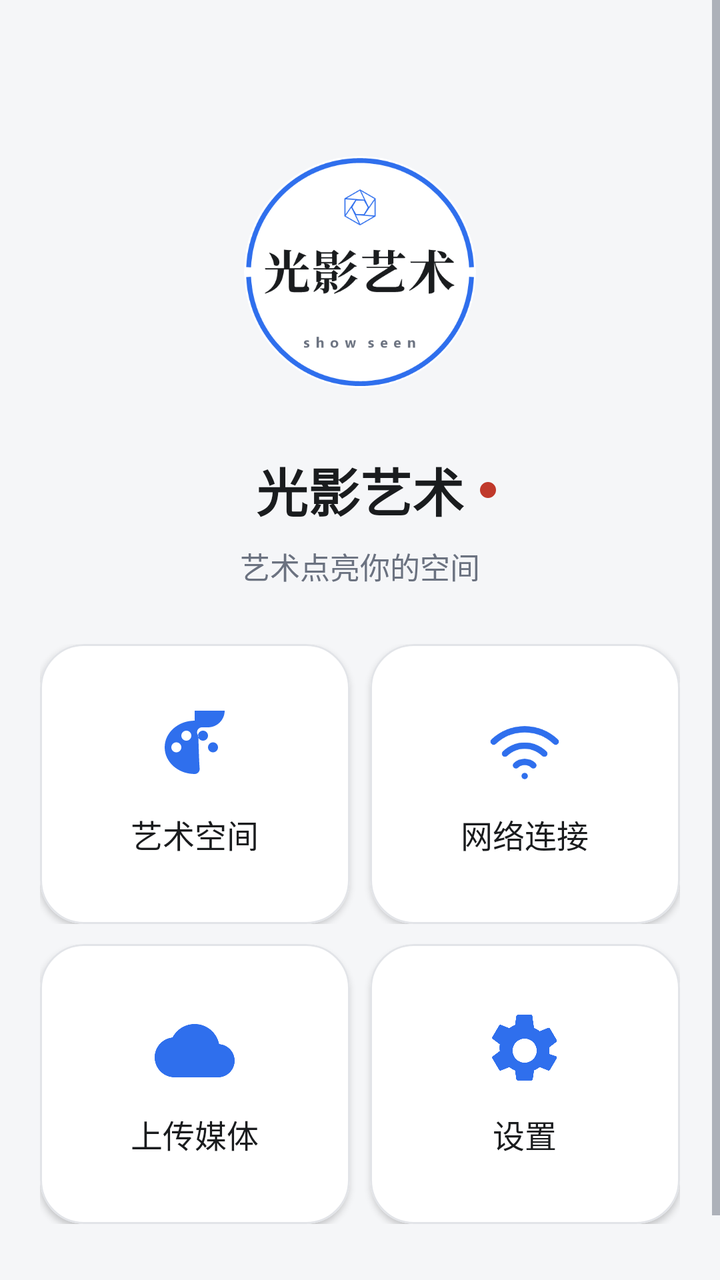
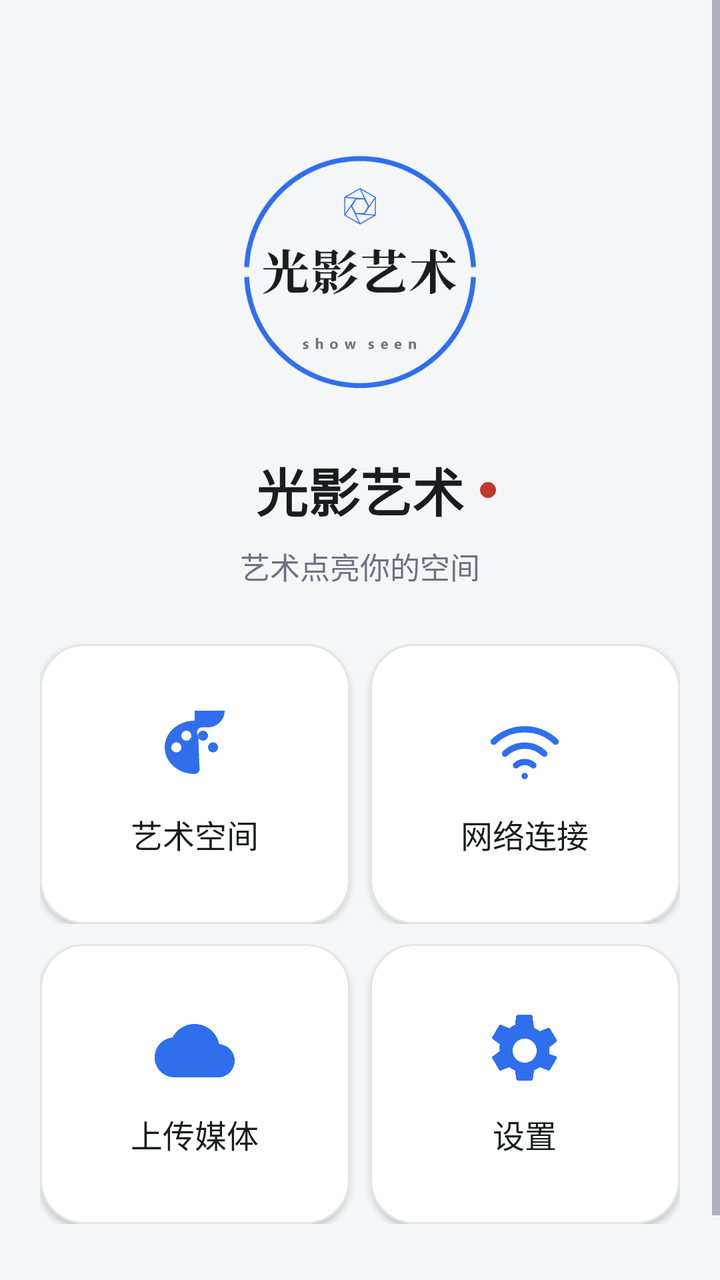

Screens rendered from an Android XML layout before and after an edit, with the pre-edit source and the edit as a unified diff.
<!-- AndroidManifest.xml: application theme Theme.LightShadowArtPhone -->
<!-- res/layout/view_dashboard.xml -->
<?xml version="1.0" encoding="utf-8"?>
<LinearLayout xmlns:android="http://schemas.android.com/apk/res/android"
    xmlns:app="http://schemas.android.com/apk/res-auto"
    android:layout_width="match_parent"
    android:layout_height="match_parent"
    android:background="@color/app_bg"
    android:orientation="vertical">

    <ScrollView
        android:layout_width="match_parent"
        android:layout_height="0dp"
        android:layout_weight="1"
        android:clipToPadding="false"
        android:fillViewport="true">

        <LinearLayout
            android:layout_width="match_parent"
            android:layout_height="wrap_content"
            android:orientation="vertical"
            android:paddingStart="@dimen/page_horizontal_padding"
            android:paddingTop="@dimen/page_vertical_padding"
            android:paddingEnd="@dimen/page_horizontal_padding"
            android:paddingBottom="@dimen/page_vertical_padding">

            
            <LinearLayout
                android:layout_width="match_parent"
                android:layout_height="wrap_content"
                android:gravity="center_horizontal"
                android:orientation="vertical">

                <ImageView
                    android:id="@+id/iv_dashboard_logo"
                    android:layout_width="@dimen/dashboard_logo_size"
                    android:layout_height="@dimen/dashboard_logo_size"
                    android:layout_marginTop="@dimen/dashboard_brand_top_offset"
                    android:background="@drawable/bg_brand_logo_circle"
                    android:padding="@dimen/brand_logo_inset"
                    android:clipToOutline="true"
                    android:contentDescription="@null"
                    android:scaleType="fitCenter"
                    android:src="@drawable/ic_brand_logo" />

                <RelativeLayout
                    android:layout_width="match_parent"
                    android:layout_height="wrap_content"
                    android:layout_marginTop="@dimen/dashboard_brand_gap">

                    <TextView
                        android:id="@+id/tv_dashboard_brand"
                        style="@style/Text.Title"
                        android:layout_width="wrap_content"
                        android:layout_height="wrap_content"
                        android:layout_centerHorizontal="true"
                        android:text="@string/app_name"
                        android:textSize="@dimen/text_dashboard_brand" />

                    <View
                        android:id="@+id/view_dashboard_dot"
                        android:layout_width="@dimen/dashboard_dot_size"
                        android:layout_height="@dimen/dashboard_dot_size"
                        android:layout_centerVertical="true"
                        android:layout_marginStart="@dimen/dashboard_dot_gap"
                        android:layout_toEndOf="@id/tv_dashboard_brand"
                        android:background="@drawable/dot_session" />
                </RelativeLayout>

                <TextView
                    android:id="@+id/tv_dashboard_subtitle"
                    style="@style/Text.Body"
                    android:layout_width="wrap_content"
                    android:layout_height="wrap_content"
                    android:layout_marginTop="@dimen/dashboard_subtitle_gap"
                    android:text="@string/welcome_subtitle"
                    android:textColor="@color/text_secondary" />
            </LinearLayout>

            
            <Space
                android:layout_width="match_parent"
                android:layout_height="0dp"
                android:layout_weight="1" />

            
            <LinearLayout
                android:layout_width="match_parent"
                android:layout_height="wrap_content"
                android:layout_marginTop="@dimen/dashboard_card_group_min_gap"
                android:baselineAligned="false"
                android:orientation="horizontal">

                <com.google.android.material.card.MaterialCardView
                    android:id="@+id/card_gallery"
                    style="@style/SurfaceCard.Clickable"
                    android:layout_width="0dp"
                    android:layout_height="@dimen/dashboard_card_height"
                    android:layout_weight="1">

                    <LinearLayout
                        android:layout_width="match_parent"
                        android:layout_height="match_parent"
                        android:gravity="center"
                        android:orientation="vertical"
                        android:padding="@dimen/card_padding">

                        <ImageView
                            android:layout_width="@dimen/icon_badge_box"
                            android:layout_height="@dimen/icon_badge_box"
                            android:contentDescription="@null"
                            android:src="@drawable/ic_palette"
                            app:tint="@color/primary_blue" />

                        <TextView
                            style="@style/Text.RowTitle"
                            android:layout_width="match_parent"
                            android:layout_height="wrap_content"
                            android:layout_marginTop="@dimen/item_gap"
                            android:gravity="center"
                            android:maxLines="2"
                            android:text="@string/space_title" />
                    </LinearLayout>
                </com.google.android.material.card.MaterialCardView>

                <com.google.android.material.card.MaterialCardView
                    android:id="@+id/card_network"
                    style="@style/SurfaceCard.Clickable"
                    android:layout_width="0dp"
                    android:layout_height="@dimen/dashboard_card_height"
                    android:layout_marginStart="@dimen/item_gap"
                    android:layout_weight="1">

                    <LinearLayout
                        android:layout_width="match_parent"
                        android:layout_height="match_parent"
                        android:gravity="center"
                        android:orientation="vertical"
                        android:padding="@dimen/card_padding">

                        <ImageView
                            android:layout_width="@dimen/icon_badge_box"
                            android:layout_height="@dimen/icon_badge_box"
                            android:contentDescription="@null"
                            android:src="@drawable/ic_network"
                            app:tint="@color/primary_blue" />

                        <TextView
                            style="@style/Text.RowTitle"
                            android:layout_width="match_parent"
                            android:layout_height="wrap_content"
                            android:layout_marginTop="@dimen/item_gap"
                            android:gravity="center"
                            android:maxLines="2"
                            android:text="@string/network_title" />
                    </LinearLayout>
                </com.google.android.material.card.MaterialCardView>
            </LinearLayout>

            
            <LinearLayout
                android:layout_width="match_parent"
                android:layout_height="wrap_content"
                android:layout_marginTop="@dimen/item_gap"
                android:layout_marginBottom="@dimen/dashboard_card_group_bottom_gap"
                android:baselineAligned="false"
                android:orientation="horizontal">

                <com.google.android.material.card.MaterialCardView
                    android:id="@+id/card_upload"
                    style="@style/SurfaceCard.Clickable"
                    android:layout_width="0dp"
                    android:layout_height="@dimen/dashboard_card_height"
                    android:layout_weight="1">

                    <LinearLayout
                        android:layout_width="match_parent"
                        android:layout_height="match_parent"
                        android:gravity="center"
                        android:orientation="vertical"
                        android:padding="@dimen/card_padding">

                        <ImageView
                            android:layout_width="@dimen/icon_badge_box"
                            android:layout_height="@dimen/icon_badge_box"
                            android:contentDescription="@null"
                            android:src="@drawable/ic_upload_cloud"
                            app:tint="@color/primary_blue" />

                        <TextView
                            style="@style/Text.RowTitle"
                            android:layout_width="match_parent"
                            android:layout_height="wrap_content"
                            android:layout_marginTop="@dimen/item_gap"
                            android:gravity="center"
                            android:maxLines="2"
                            android:text="@string/dashboard_upload_media" />
                    </LinearLayout>
                </com.google.android.material.card.MaterialCardView>

                <com.google.android.material.card.MaterialCardView
                    android:id="@+id/card_settings"
                    style="@style/SurfaceCard.Clickable"
                    android:layout_width="0dp"
                    android:layout_height="@dimen/dashboard_card_height"
                    android:layout_marginStart="@dimen/item_gap"
                    android:layout_weight="1">

                    <LinearLayout
                        android:layout_width="match_parent"
                        android:layout_height="match_parent"
                        android:gravity="center"
                        android:orientation="vertical"
                        android:padding="@dimen/card_padding">

                        <ImageView
                            android:layout_width="@dimen/icon_badge_box"
                            android:layout_height="@dimen/icon_badge_box"
                            android:contentDescription="@null"
                            android:src="@drawable/ic_settings_gear"
                            app:tint="@color/primary_blue" />

                        <TextView
                            style="@style/Text.RowTitle"
                            android:layout_width="match_parent"
                            android:layout_height="wrap_content"
                            android:layout_marginTop="@dimen/item_gap"
                            android:gravity="center"
                            android:maxLines="2"
                            android:text="@string/dashboard_frame_settings" />
                    </LinearLayout>
                </com.google.android.material.card.MaterialCardView>
            </LinearLayout>

            
            <com.google.android.material.button.MaterialButton
                android:id="@+id/btn_studio_folder"
                style="@style/PillButton.Outlined"
                android:layout_width="match_parent"
                android:layout_height="wrap_content"
                android:layout_marginTop="@dimen/section_gap"
                android:text="@string/action_studio_folder"
                android:visibility="gone" />
        </LinearLayout>
    </ScrollView>

    
    <com.google.android.material.card.MaterialCardView
        android:id="@+id/card_uploads"
        style="@style/SurfaceCard"
        android:layout_width="match_parent"
        android:layout_height="wrap_content"
        android:layout_marginStart="@dimen/page_horizontal_padding"
        android:layout_marginEnd="@dimen/page_horizontal_padding"
        android:layout_marginBottom="@dimen/item_gap"
        android:visibility="gone">

        <LinearLayout
            android:layout_width="match_parent"
            android:layout_height="wrap_content"
            android:orientation="vertical"
            android:padding="@dimen/card_padding">

            <TextView
                android:id="@+id/tv_upload_summary"
                style="@style/Text.RowTitle"
                android:layout_width="match_parent"
                android:layout_height="wrap_content"
                android:text="@string/upload_summary_empty" />

            <androidx.recyclerview.widget.RecyclerView
                android:id="@+id/recycler_uploads"
                android:layout_width="match_parent"
                android:layout_height="160dp"
                android:layout_marginTop="8dp"
                android:clipToPadding="false" />
        </LinearLayout>
    </com.google.android.material.card.MaterialCardView>
</LinearLayout>
<!-- resources referenced by this layout -->
<resources>
  <color name="app_bg">#F5F6F8</color>
  <color name="primary_blue">#2F6FED</color>
  <color name="text_secondary">#6B7280</color>
  <dimen name="brand_logo_inset">1dp</dimen>
  <dimen name="card_padding">18dp</dimen>
  <dimen name="dashboard_brand_gap">32dp</dimen>
  <dimen name="dashboard_brand_top_offset">54dp</dimen>
  <dimen name="dashboard_card_group_bottom_gap">38dp</dimen>
  <dimen name="dashboard_card_group_min_gap">28dp</dimen>
  <dimen name="dashboard_card_height">140dp</dimen>
  <dimen name="dashboard_dot_gap">8dp</dimen>
  <dimen name="dashboard_dot_size">8dp</dimen>
  <dimen name="dashboard_logo_size">116dp</dimen>
  <dimen name="dashboard_subtitle_gap">8dp</dimen>
  <dimen name="icon_badge_box">40dp</dimen>
  <dimen name="item_gap">10dp</dimen>
  <dimen name="page_horizontal_padding">20dp</dimen>
  <dimen name="page_vertical_padding">24dp</dimen>
  <dimen name="section_gap">14dp</dimen>
  <dimen name="text_dashboard_brand">26sp</dimen>
  <!-- drawable bg_brand_logo_circle (drawable) -->
  <?xml version="1.0" encoding="utf-8"?>
  <shape xmlns:android="http://schemas.android.com/apk/res/android"
      android:shape="oval">
      <solid android:color="@color/card_bg" />
  </shape>
  <!-- drawable dot_session (drawable) -->
  <?xml version="1.0" encoding="utf-8"?>
  <shape xmlns:android="http://schemas.android.com/apk/res/android"
      android:shape="oval">
      <solid android:color="@color/status_destructive" />
  </shape>
  <!-- drawable ic_brand_logo: png bitmap (drawable-xxxhdpi, 20133 bytes) -->
  <string name="action_studio_folder">新建客户文件夹</string>
  <string name="app_name">光影艺术</string>
  <string name="dashboard_frame_settings">设置</string>
  <string name="dashboard_upload_media">上传媒体</string>
  <string name="network_title">网络连接</string>
  <string name="space_title">艺术空间</string>
  <string name="upload_summary_empty">选择文件后自动上传到设备</string>
  <string name="welcome_subtitle">艺术点亮你的空间</string>
  <style name="SurfaceCard" parent="Widget.Material3.CardView.Elevated">
          <item name="cardBackgroundColor">@color/card_bg</item>
          <item name="cardCornerRadius">@dimen/corner_large</item>
          <item name="cardElevation">@dimen/card_elevation</item>
          <item name="strokeColor">@color/divider_stroke</item>
          <item name="strokeWidth">@dimen/divider_width</item>
      </style>
  <style name="SurfaceCard.Clickable" parent="SurfaceCard">
          <item name="android:clickable">true</item>
          <item name="android:focusable">true</item>
          <item name="android:foreground">?attr/selectableItemBackground</item>
      </style>
  <style name="Text.Body" parent="">
          <item name="android:textColor">@color/text_primary</item>
          <item name="android:textSize">@dimen/text_body</item>
          <item name="android:lineSpacingMultiplier">1.15</item>
      </style>
  <style name="Text.RowTitle" parent="">
          <item name="android:textColor">@color/text_primary</item>
          <item name="android:textSize">@dimen/text_row_title</item>
      </style>
  <style name="Text.Title" parent="">
          <item name="android:textColor">@color/text_primary</item>
          <item name="android:textSize">@dimen/text_title</item>
          <item name="android:textStyle">bold</item>
      </style>
  <color name="card_bg">#FFFFFF</color>
  <color name="status_destructive">#C0392B</color>
  <color name="text_primary">#1A1C1E</color>
  <dimen name="touch_min_height">48dp</dimen>
  <dimen name="text_button">15sp</dimen>
  <dimen name="corner_pill">28dp</dimen>
  <dimen name="corner_large">22dp</dimen>
  <dimen name="card_elevation">2dp</dimen>
  <color name="divider_stroke">#E2E4E8</color>
  <dimen name="divider_width">1dp</dimen>
  <dimen name="text_body">15sp</dimen>
  <dimen name="text_row_title">16sp</dimen>
  <dimen name="text_title">20sp</dimen>
  <color name="on_primary">#FFFFFF</color>
  <color name="primary_soft">#E9EFFD</color>
  <color name="card_tint">#F5F6F8</color>
  <!-- unchanged entries left out for length: 6 -->
</resources>

<!-- the commit's change to res/layout/view_dashboard.xml (unified diff, before → after) -->
@@ -34,9 +34,6 @@
                     android:layout_width="@dimen/dashboard_logo_size"
                     android:layout_height="@dimen/dashboard_logo_size"
                     android:layout_marginTop="@dimen/dashboard_brand_top_offset"
-                    android:background="@drawable/bg_brand_logo_circle"
-                    android:padding="@dimen/brand_logo_inset"
-                    android:clipToOutline="true"
                     android:contentDescription="@null"
                     android:scaleType="fitCenter"
                     android:src="@drawable/ic_brand_logo" />
<!-- resource entries referenced after the edit -->
@@ -3,7 +3,6 @@
   <color name="app_bg">#F5F6F8</color>
   <color name="primary_blue">#2F6FED</color>
   <color name="text_secondary">#6B7280</color>
-  <dimen name="brand_logo_inset">1dp</dimen>
   <dimen name="card_padding">18dp</dimen>
   <dimen name="dashboard_brand_gap">32dp</dimen>
   <dimen name="dashboard_brand_top_offset">54dp</dimen>
@@ -20,19 +19,13 @@
   <dimen name="page_vertical_padding">24dp</dimen>
   <dimen name="section_gap">14dp</dimen>
   <dimen name="text_dashboard_brand">26sp</dimen>
-  <!-- drawable bg_brand_logo_circle (drawable) -->
-  <?xml version="1.0" encoding="utf-8"?>
-  <shape xmlns:android="http://schemas.android.com/apk/res/android"
-      android:shape="oval">
-      <solid android:color="@color/card_bg" />
-  </shape>
   <!-- drawable dot_session (drawable) -->
   <?xml version="1.0" encoding="utf-8"?>
   <shape xmlns:android="http://schemas.android.com/apk/res/android"
       android:shape="oval">
       <solid android:color="@color/status_destructive" />
   </shape>
-  <!-- drawable ic_brand_logo: png bitmap (drawable-xxxhdpi, 20133 bytes) -->
+  <!-- drawable ic_brand_logo: png bitmap (drawable-xxxhdpi, 19820 bytes) -->
   <string name="action_studio_folder">新建客户文件夹</string>
   <string name="app_name">光影艺术</string>
   <string name="dashboard_frame_settings">设置</string>
